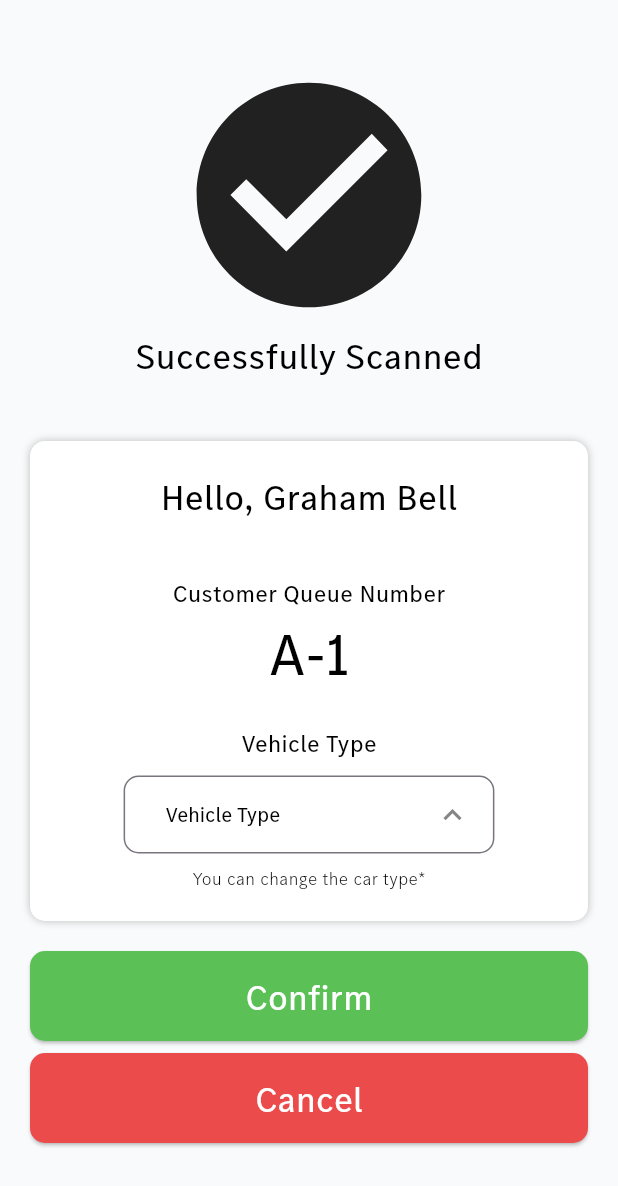
After one commit to rtoedz/kopa_project, a Flutter app: the ResultScanScreen screen opened by its route, on a phone screen of 412 x 824 dp. The commit adds this screen. Shown: the top 1186 px of the screen. Run offline on Flutter 3.47's test engine with Material 3 defaults, Android fonts, the light colour scheme and no system bars; our stand-ins replace dotted_border, dropdown_button2, get, hexcolor; missing offline and left inert: mobile_scanner; project files that could hold a hidden picture were left out.

Commit message:
Add result scan screen and update routing; refactor scan controller and registration controller

```diff
--- a/lib/cores/router/app_pages.dart
+++ b/lib/cores/router/app_pages.dart
@@ -3,6 +3,7 @@ import 'package:kopa_project/module/home_page/screen/home_page_screen.dart';
 import 'package:kopa_project/module/login_page/screen/login_page_screen.dart';
 import 'package:kopa_project/module/navigation/screen/main_nav.dart';
 import 'package:kopa_project/module/profile/screen/profile_screen.dart';
+import 'package:kopa_project/module/scan_page/screen/result_scan_screen.dart';
 import 'package:kopa_project/module/scan_page/screen/scan_screen.dart';
 import 'package:kopa_project/module/splash_screen/screen/splash_screen.dart';
 import 'package:kopa_project/module/test_drive_registration/screen/registration_screen.dart';
@@ -18,5 +19,6 @@ class AppPages {
     GetPage(name: AppRoutes.scan, page: () => const ScanPageScreen()),
     GetPage(name: AppRoutes.mainNav, page: () => MainNavPage()),
     GetPage(name: AppRoutes.register, page: () => const RegistrationScreen()),
+    GetPage(name: AppRoutes.resultScan, page: () => const ResultScanScreen()),
   ];
 }
--- a/lib/cores/router/app_routes.dart
+++ b/lib/cores/router/app_routes.dart
@@ -7,4 +7,5 @@ class AppRoutes {
   static const String scan = '/scan';
   static const String mainNav = '/nav';
   static const String register = '/register';
+  static const String resultScan = '/resultScan';
   }
--- a/lib/module/login_page/screen/login_page_screen.dart
+++ b/lib/module/login_page/screen/login_page_screen.dart
@@ -12,7 +12,6 @@ class LoginPageScreen extends StatelessWidget {
   @override
   Widget build(BuildContext context) {
     final LoginController controller = Get.put(LoginController());
-
 
     return WillPopScope(
       onWillPop: () async {
@@ -35,7 +34,7 @@ class LoginPageScreen extends StatelessWidget {
                     color: Colors.black,
                     child: Column(
                       children: [
-                        const SizedBox(height: 24),
+                        const SizedBox(height: 40),
                         Padding(
                           padding: const EdgeInsets.all(4.0),
                           child: Image.asset(
--- a/lib/module/scan_page/controller/scan_controller.dart
+++ b/lib/module/scan_page/controller/scan_controller.dart
@@ -5,7 +5,17 @@ import 'package:mobile_scanner/mobile_scanner.dart';
 class ScanController extends GetxController {
   final MobileScannerController cameraController = MobileScannerController();
 
+  var selectedVehicleType = ''.obs;
+  RxBool isDropdownOpen = false.obs;
+
+  final List<String> vehicleType = [
+    'EQE SUV',
+    'Maybach',
+    'E-Class All-Terrain 2025',
+  ];
+
   bool _hasScanned = false;
+
 
   void handleBarcode(String code) {
     if (_hasScanned) return;
--- /dev/null
+++ b/lib/module/scan_page/screen/result_scan_screen.dart
@@ -0,0 +1,275 @@
+import 'package:dropdown_button2/dropdown_button2.dart';
+import 'package:flutter/material.dart';
+import 'package:flutter/widgets.dart';
+import 'package:get/get.dart';
+import 'package:get/get_core/src/get_main.dart';
+import 'package:hexcolor/hexcolor.dart';
+import 'package:kopa_project/cores/style/typhography_style.dart';
+import 'package:kopa_project/module/scan_page/controller/scan_controller.dart';
+
+class ResultScanScreen extends StatelessWidget {
+  const ResultScanScreen({super.key});
+
+  @override
+  Widget build(BuildContext context) {
+    final ScanController controller = Get.put(ScanController());
+    return Scaffold(
+      backgroundColor: HexColor('F9FAFB'),
+      body: Center(
+        child: Padding(
+          padding: const EdgeInsets.symmetric(horizontal: 20),
+          child: Column(
+            children: [
+              const SizedBox(height: 40),
+              Icon(Icons.check_circle, size: 180),
+              Text(
+                'Successfully Scanned',
+                style: TypographyStyle.body.copyWith(
+                  fontSize: 24,
+                  color: Colors.black,
+                ),
+              ),
+              const SizedBox(height: 40),
+              Container(
+                width: Get.width,
+                height: 320,
+                decoration: BoxDecoration(
+                  color: Colors.white,
+                  boxShadow: [
+                    BoxShadow(
+                      color: HexColor('000000').withValues(alpha: 0.25),
+                      spreadRadius: 0,
+                      blurRadius: 4,
+                      offset: const Offset(0, 0),
+                    ),
+                  ],
+                  borderRadius: BorderRadius.circular(10),
+                ),
+                child: Column(
+                  crossAxisAlignment: CrossAxisAlignment.center,
+                  children: [
+                    const SizedBox(height: 20),
+                    Text(
+                      'Hello, Graham Bell',
+                      style: TypographyStyle.body.copyWith(
+                        fontSize: 24,
+                        color: Colors.black,
+                      ),
+                    ),
+                    const SizedBox(height: 36),
+                    Text(
+                      'Customer Queue Number',
+                      style: TypographyStyle.body.copyWith(
+                        fontSize: 16,
+                        color: Colors.black,
+                      ),
+                    ),
+                    Text(
+                      'A-1',
+                      style: TypographyStyle.body.copyWith(
+                        fontSize: 40,
+                        color: Colors.black,
+                        fontWeight: FontWeight.w500,
+                      ),
+                    ),
+                    const SizedBox(height: 20),
+                    Text(
+                      'Vehicle Type',
+                      style: TypographyStyle.body.copyWith(
+                        fontSize: 16,
+                        color: Colors.black,
+                      ),
+                    ),
+                    const SizedBox(height: 10),
+                    // Vehicle Type Dropdown
+                    SizedBox(
+                      width: Get.width * 0.6,
+                      child: DropdownButtonFormField2<String>(
+                        value:
+                            controller.selectedVehicleType.value.isEmpty
+                                ? null
+                                : controller.selectedVehicleType.value,
+                        onChanged: (String? newValue) {
+                          controller.selectedVehicleType.value = newValue ?? '';
+                        },
+                        decoration: InputDecoration(
+                          contentPadding: EdgeInsets.symmetric(
+                            vertical: 10,
+                            horizontal: 12,
+                          ),
+                          border: const OutlineInputBorder(
+                            borderRadius: BorderRadius.all(Radius.circular(10)),
+                          ),
+                          focusedBorder: OutlineInputBorder(
+                            borderRadius: const BorderRadius.only(
+                              topLeft: Radius.circular(10),
+                              topRight: Radius.circular(10),
+                            ),
+                            borderSide: BorderSide(color: HexColor('868686')),
+                          ),
+                        ),
+                        isExpanded: true,
+                        hint: Text(
+                          'Vehicle Type',
+                          style: TypographyStyle.body.copyWith(fontSize: 14),
+                        ),
+                        style: TypographyStyle.body.copyWith(
+                          fontSize: 14,
+                          overflow: TextOverflow.ellipsis,
+                        ),
+                        iconStyleData: IconStyleData(
+                          icon: const Icon(Icons.keyboard_arrow_up),
+                          iconSize: 24,
+                          openMenuIcon: const Icon(Icons.keyboard_arrow_down),
+                          iconEnabledColor: HexColor('868686'),
+                        ),
+                        buttonStyleData: ButtonStyleData(
+                          height: 32,
+                          padding: EdgeInsets.zero,
+                        ),
+                        dropdownStyleData: DropdownStyleData(
+                          maxHeight: MediaQuery.of(context).size.height * 0.3,
+                          width: null,
+                          elevation: 0,
+                          decoration: BoxDecoration(
+                            color: Colors.white,
+                            border: Border(
+                              top: BorderSide.none,
+                              left: BorderSide(color: HexColor('868686')),
+                              right: BorderSide(color: HexColor('868686')),
+                              bottom: BorderSide(color: HexColor('868686')),
+                            ),
+                            borderRadius: BorderRadius.only(
+                              bottomLeft: Radius.circular(10),
+                              bottomRight: Radius.circular(10),
+                            ),
+                          ),
+                          offset: const Offset(0, 0),
+                        ),
+                        menuItemStyleData: const MenuItemStyleData(
+                          height: 40,
+                          padding: EdgeInsets.symmetric(horizontal: 12),
+                        ),
+                        selectedItemBuilder: (context) {
+                          return controller.vehicleType.map((vehicleType) {
+                            return Container(
+                              alignment: Alignment.center,
+                              padding: const EdgeInsets.symmetric(vertical: 8),
+                              child: Text(
+                                vehicleType,
+                                overflow: TextOverflow.ellipsis,
+                                textAlign: TextAlign.center,
+                              ),
+                            );
+                          }).toList();
+                        },
+                        items:
+                            controller.vehicleType.asMap().entries.map((entry) {
+                              final int index = entry.key;
+                              final String vehicleType = entry.value;
+                              final bool isLast =
+                                  index == controller.vehicleType.length - 1;
+                              return DropdownMenuItem<String>(
+                                value: vehicleType,
+                                child: Column(
+                                  mainAxisSize: MainAxisSize.min,
+                                  crossAxisAlignment:
+                                      CrossAxisAlignment.stretch,
+                                  children: [
+                                    Padding(
+                                      padding: const EdgeInsets.symmetric(
+                                        vertical: 8,
+                                      ),
+                                      child: Center(
+                                        child: Text(
+                                          vehicleType,
+                                          overflow: TextOverflow.ellipsis,
+                                          textAlign: TextAlign.center,
+                                        ),
+                                      ),
+                                    ),
+                                    if (!isLast)
+                                      Divider(
+                                        height: 2,
+                                        thickness: 1,
+                                        color: HexColor('868686'),
+                                      ),
+                                  ],
+                                ),
+                              );
+                            }).toList(),
+                      ),
+                    ),
+                    const SizedBox(height: 8),
+                    Text(
+                      'You can change the car type*',
+                      style: TypographyStyle.body.copyWith(
+                        fontSize: 12,
+                        color: Colors.black,
+                        fontWeight: FontWeight.w300,
+                      ),
+                    ),
+                  ],
+                ),
+              ),
+              const SizedBox(height: 20),
+              SizedBox(
+                width: Get.width * 0.95,
+                height: 60,
+                child: ElevatedButton(
+                  onPressed: () {
+                    Get.offAllNamed('/home');
+                  },
+                  style: ElevatedButton.styleFrom(
+                    backgroundColor: HexColor('5BC157'),
+                    padding: const EdgeInsets.symmetric(
+                      horizontal: 40,
+                      vertical: 12,
+                    ),
+                    shape: RoundedRectangleBorder(
+                      borderRadius: BorderRadius.circular(10),
+                    ),
+                  ),
+                  child: Text(
+                    'Confirm',
+                    style: TypographyStyle.body.copyWith(
+                      fontSize: 24,
+                      color: Colors.white,
+                    ),
+                  ),
+                ),
+              ),
+              const SizedBox(height: 8),
+              SizedBox(
+                width: Get.width * 0.95,
+                height: 60,
+                child: ElevatedButton(
+                  onPressed: () {
+                    Get.back();
+                  },
+                  style: ElevatedButton.styleFrom(
+                    backgroundColor: HexColor('EB4B4B'),
+                    padding: const EdgeInsets.symmetric(
+                      horizontal: 40,
+                      vertical: 12,
+                    ),
+                    shape: RoundedRectangleBorder(
+                      borderRadius: BorderRadius.circular(10),
+                    ),
+                  ),
+                  child: Text(
+                    'Cancel',
+                    style: TypographyStyle.body.copyWith(
+                      fontSize: 24,
+                      color: Colors.white,
+                    ),
+                  ),
+                ),
+              ),
+            ],
+          ),
+        ),
+      ),
+    );
+  }
+}
--- a/lib/module/scan_page/screen/scan_screen.dart
+++ b/lib/module/scan_page/screen/scan_screen.dart
@@ -2,6 +2,7 @@ import 'package:flutter/material.dart';
 import 'package:kopa_project/cores/style/typhography_style.dart';
 import 'package:kopa_project/module/scan_page/controller/scan_controller.dart';
 import 'package:kopa_project/widgets/custom_appbar.dart';
+import 'package:kopa_project/widgets/custom_button.dart';
 import 'package:mobile_scanner/mobile_scanner.dart';
 import 'package:get/get.dart';
 
@@ -53,6 +54,12 @@ class ScanPageScreen extends StatelessWidget {
                   color: Colors.black,
                 ),
               ),
+              CustomButton(
+                onPressed: () {
+                  Get.toNamed('/resultScan');
+                },
+                text: 'Scan',
+              ),
             ],
           ),
         ),
--- a/lib/module/test_drive_registration/controller/registration_controller.dart
+++ b/lib/module/test_drive_registration/controller/registration_controller.dart
@@ -6,7 +6,7 @@ class RegistrationController extends GetxController {
   var mobileController = TextEditingController();
   var fullNameController = TextEditingController();
   var emailController = TextEditingController();
-  var SalesAccountantController = TextEditingController();
+  var salesAccountantController = TextEditingController();
 
   // Reactive dropdown values
   var selectedVehicle = ''.obs;
@@ -32,6 +32,6 @@ class RegistrationController extends GetxController {
     print('Regency: $selectedRegency');
     print('Source Info: $selectedSourceInfo');
     print('Dealer: $selectedDealer');
-    print('Sales Accountant: ${SalesAccountantController.text}');
+    print('Sales Accountant: ${salesAccountantController.text}');
   }
 }
--- a/lib/module/test_drive_registration/screen/registration_screen.dart
+++ b/lib/module/test_drive_registration/screen/registration_screen.dart
@@ -190,7 +190,7 @@ class RegistrationScreen extends StatelessWidget {
             const SizedBox(height: 16),
             // Sales Accountant Dropdown
             CustomTextField(
-              controller: controller.SalesAccountantController,
+              controller: controller.salesAccountantController,
               hintText: 'Enter Sales Accountant Name',
               hintStyle: TypographyStyle.body.copyWith(color: Colors.black54),
               keyboardType: TextInputType.name,
--- a/pubspec.yaml
+++ b/pubspec.yaml
@@ -36,6 +36,7 @@ dependencies:
   hexcolor: ^3.0.1
   mobile_scanner: ^6.0.10
   dotted_border: ^2.1.0
+  dropdown_button2: ^2.3.9
 
 dev_dependencies:
   flutter_test:
```
